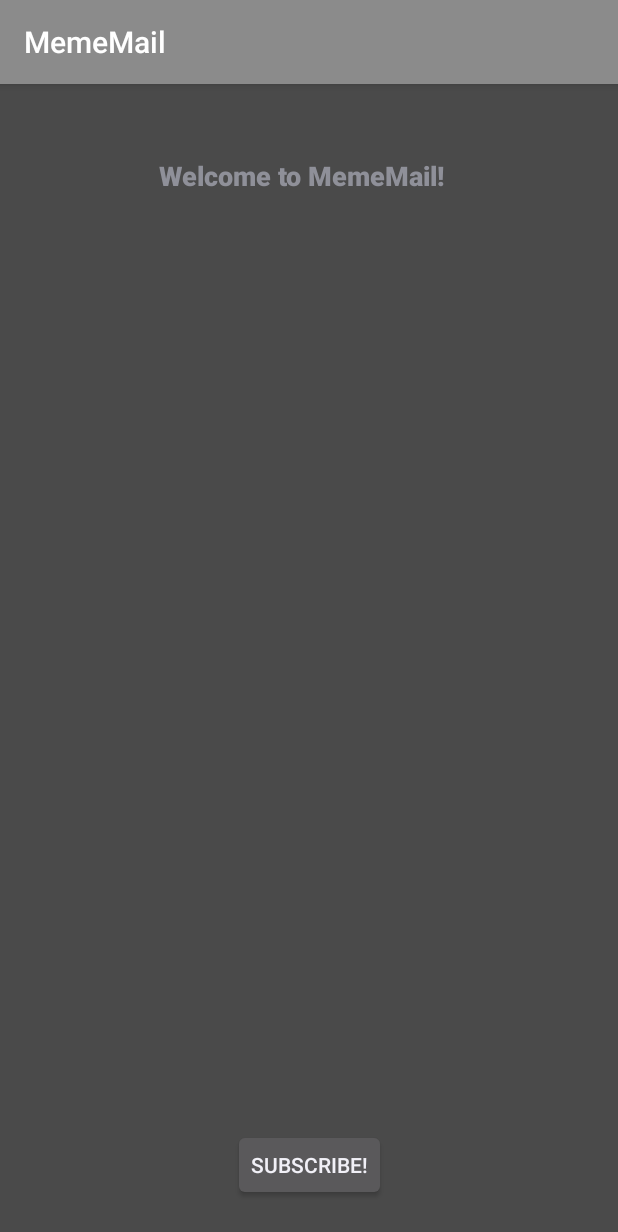
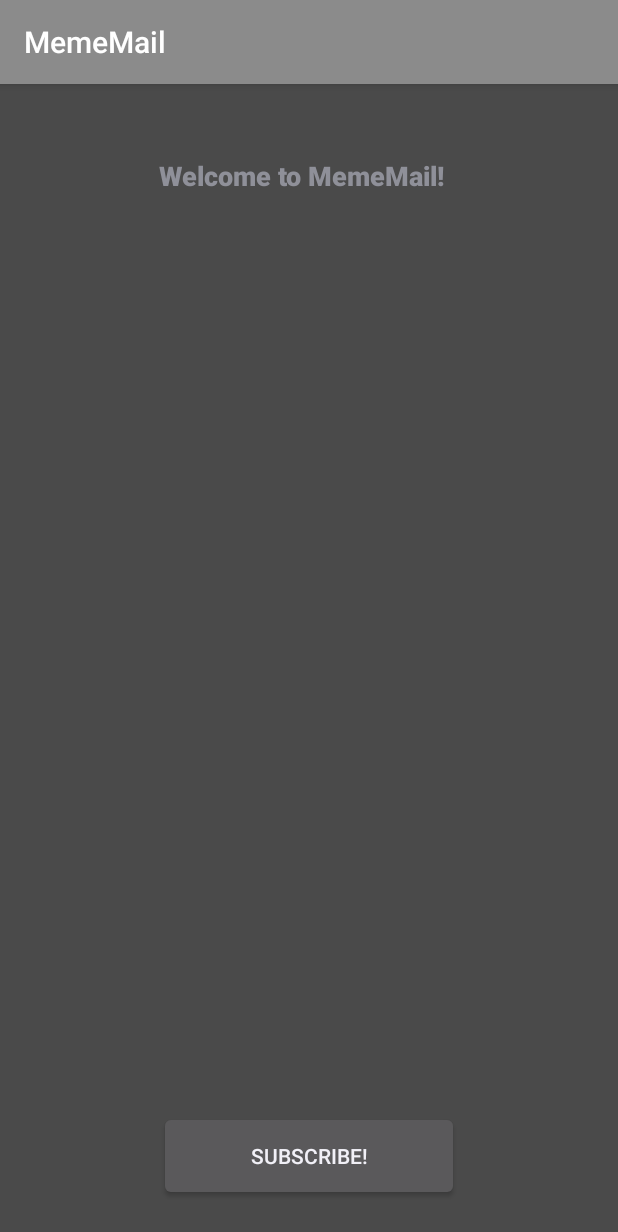
Before and after one commit to PingusKhan/MemeMail, an Android app: the screen it shows after launch (main_menu), on a phone screen of 412 x 824 dp. Shown: the top 1232 px of the screen. Run offline under Robolectric (Android 15) with nearby library versions, the phone set to English and light mode, and no system bars.

Commit message:
Final Formatting complete

```diff
--- a/AndroidDev/app/src/main/res/layout/main_menu.xml
+++ b/AndroidDev/app/src/main/res/layout/main_menu.xml
@@ -10,16 +10,15 @@
 
     <Button
         android:id="@+id/main_screen_sub_button"
-        android:layout_width="wrap_content"
-        android:layout_height="wrap_content"
+        android:layout_width="200dp"
+        android:layout_height="60dp"
         android:layout_marginStart="8dp"
-        android:layout_marginTop="8dp"
         android:layout_marginEnd="8dp"
         android:layout_marginBottom="8dp"
+        android:onClick="onSubscribe"
         android:text="Subscribe!"
         app:layout_constraintBottom_toTopOf="@+id/guideline4"
         app:layout_constraintEnd_toEndOf="parent"
-        android:onClick="onSubscribe"
         app:layout_constraintStart_toStartOf="parent" />
 
     <android.support.constraint.Guideline
```
